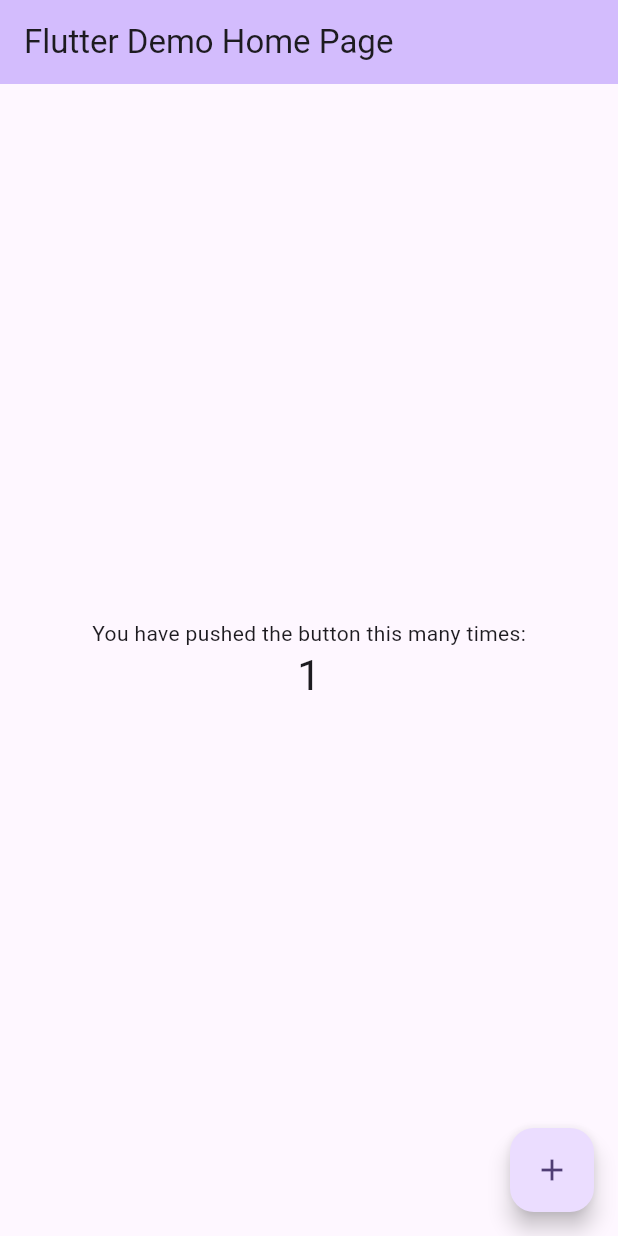
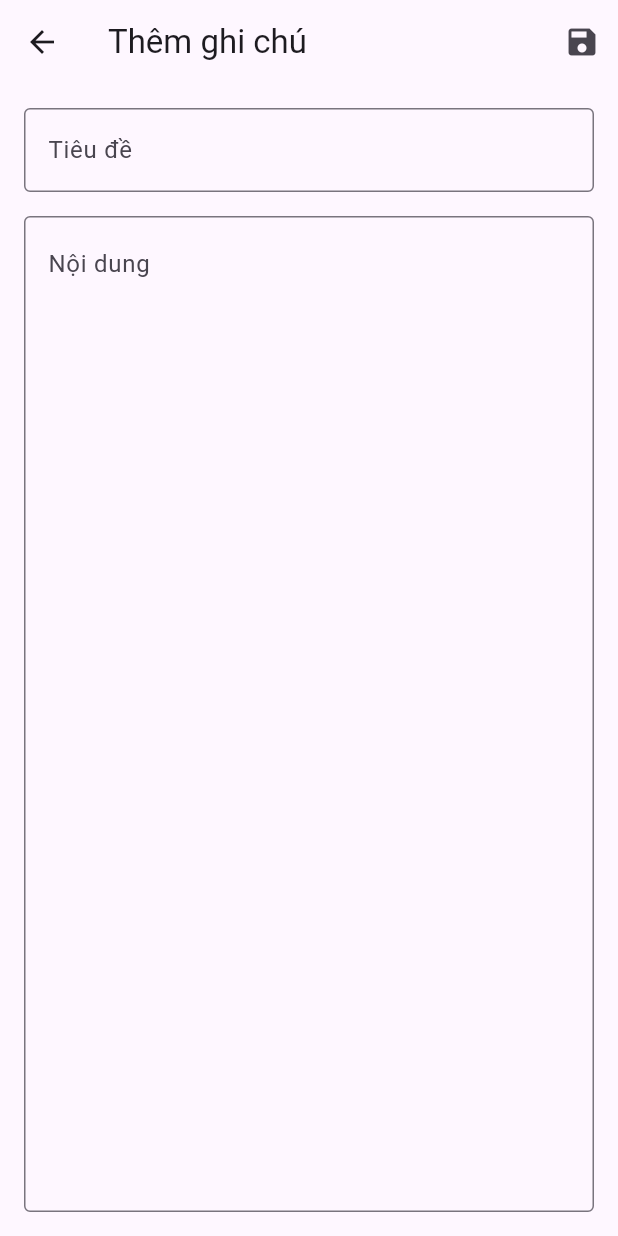
Before and after one commit to caoductam/Flutter_NoteApp, a Flutter app: the screen it shows after launch, after a tap on the "add" icon, on a phone screen of 412 x 824 dp. Run offline on Flutter 3.47's test engine with Material 3 defaults, Android fonts, the phone set to English and light mode, and no system bars.

Commit message:
Initial commit

```diff
--- a/note_app/lib/main.dart
+++ b/note_app/lib/main.dart
@@ -1,122 +1,24 @@
 import 'package:flutter/material.dart';
+import 'package:provider/provider.dart';
+import 'providers/note_provider.dart';
+import 'screens/notes_list_screen.dart';
 
 void main() {
   runApp(const MyApp());
 }
 
 class MyApp extends StatelessWidget {
-  const MyApp({super.key});
+  const MyApp({Key? key}) : super(key: key);
 
-  // This widget is the root of your application.
   @override
   Widget build(BuildContext context) {
-    return MaterialApp(
-      title: 'Flutter Demo',
-      theme: ThemeData(
-        // This is the theme of your application.
-        //
-        // TRY THIS: Try running your application with "flutter run". You'll see
-        // the application has a purple toolbar. Then, without quitting the app,
-        // try changing the seedColor in the colorScheme below to Colors.green
-        // and then invoke "hot reload" (save your changes or press the "hot
-        // reload" button in a Flutter-supported IDE, or press "r" if you used
-        // the command line to start the app).
-        //
-        // Notice that the counter didn't reset back to zero; the application
-        // state is not lost during the reload. To reset the state, use hot
-        // restart instead.
-        //
-        // This works for code too, not just values: Most code changes can be
-        // tested with just a hot reload.
-        colorScheme: ColorScheme.fromSeed(seedColor: Colors.deepPurple),
+    return ChangeNotifierProvider(
+      create: (context) => NoteProvider(),
+      child: MaterialApp(
+        title: 'Note App',
+        theme: ThemeData(primarySwatch: Colors.blue, useMaterial3: true),
+        home: const NotesListScreen(),
       ),
-      home: const MyHomePage(title: 'Flutter Demo Home Page'),
     );
   }
 }
-
-class MyHomePage extends StatefulWidget {
-  const MyHomePage({super.key, required this.title});
-
-  // This widget is the home page of your application. It is stateful, meaning
-  // that it has a State object (defined below) that contains fields that affect
-  // how it looks.
-
-  // This class is the configuration for the state. It holds the values (in this
-  // case the title) provided by the parent (in this case the App widget) and
-  // used by the build method of the State. Fields in a Widget subclass are
-  // always marked "final".
-
-  final String title;
-
-  @override
-  State<MyHomePage> createState() => _MyHomePageState();
-}
-
-class _MyHomePageState extends State<MyHomePage> {
-  int _counter = 0;
-
-  void _incrementCounter() {
-    setState(() {
-      // This call to setState tells the Flutter framework that something has
-      // changed in this State, which causes it to rerun the build method below
-      // so that the display can reflect the updated values. If we changed
-      // _counter without calling setState(), then the build method would not be
-      // called again, and so nothing would appear to happen.
-      _counter++;
-    });
-  }
-
-  @override
-  Widget build(BuildContext context) {
-    // This method is rerun every time setState is called, for instance as done
-    // by the _incrementCounter method above.
-    //
-    // The Flutter framework has been optimized to make rerunning build methods
-    // fast, so that you can just rebuild anything that needs updating rather
-    // than having to individually change instances of widgets.
-    return Scaffold(
-      appBar: AppBar(
-        // TRY THIS: Try changing the color here to a specific color (to
-        // Colors.amber, perhaps?) and trigger a hot reload to see the AppBar
-        // change color while the other colors stay the same.
-        backgroundColor: Theme.of(context).colorScheme.inversePrimary,
-        // Here we take the value from the MyHomePage object that was created by
-        // the App.build method, and use it to set our appbar title.
-        title: Text(widget.title),
-      ),
-      body: Center(
-        // Center is a layout widget. It takes a single child and positions it
-        // in the middle of the parent.
-        child: Column(
-          // Column is also a layout widget. It takes a list of children and
-          // arranges them vertically. By default, it sizes itself to fit its
-          // children horizontally, and tries to be as tall as its parent.
-          //
-          // Column has various properties to control how it sizes itself and
-          // how it positions its children. Here we use mainAxisAlignment to
-          // center the children vertically; the main axis here is the vertical
-          // axis because Columns are vertical (the cross axis would be
-          // horizontal).
-          //
-          // TRY THIS: Invoke "debug painting" (choose the "Toggle Debug Paint"
-          // action in the IDE, or press "p" in the console), to see the
-          // wireframe for each widget.
-          mainAxisAlignment: MainAxisAlignment.center,
-          children: <Widget>[
-            const Text('You have pushed the button this many times:'),
-            Text(
-              '$_counter',
-              style: Theme.of(context).textTheme.headlineMedium,
-            ),
-          ],
-        ),
-      ),
-      floatingActionButton: FloatingActionButton(
-        onPressed: _incrementCounter,
-        tooltip: 'Increment',
-        child: const Icon(Icons.add),
-      ), // This trailing comma makes auto-formatting nicer for build methods.
-    );
-  }
-}
--- /dev/null
+++ b/note_app/lib/screens/add_edit_note_screen.dart
@@ -0,0 +1,118 @@
+import 'package:flutter/material.dart';
+import 'package:provider/provider.dart';
+import '../providers/note_provider.dart';
+
+class AddEditNoteScreen extends StatefulWidget {
+  final String? noteId;
+
+  const AddEditNoteScreen({Key? key, this.noteId}) : super(key: key);
+
+  @override
+  State<AddEditNoteScreen> createState() => _AddEditNoteScreenState();
+}
+
+class _AddEditNoteScreenState extends State<AddEditNoteScreen> {
+  final _titleController = TextEditingController();
+  final _contentController = TextEditingController();
+  final _formKey = GlobalKey<FormState>();
+  bool _isInit = true;
+
+  @override
+  void didChangeDependencies() {
+    super.didChangeDependencies();
+    if (_isInit && widget.noteId != null) {
+      final note = Provider.of<NoteProvider>(
+        context,
+        listen: false,
+      ).getNoteById(widget.noteId!);
+      if (note != null) {
+        _titleController.text = note.title;
+        _contentController.text = note.content;
+      }
+    }
+    _isInit = false;
+  }
+
+  @override
+  void dispose() {
+    _titleController.dispose();
+    _contentController.dispose();
+    super.dispose();
+  }
+
+  void _saveNote() {
+    if (_formKey.currentState!.validate()) {
+      final provider = Provider.of<NoteProvider>(context, listen: false);
+
+      if (widget.noteId == null) {
+        // Thêm mới
+        provider.addNote(_titleController.text, _contentController.text);
+      } else {
+        // Cập nhật
+        provider.updateNote(
+          widget.noteId!,
+          _titleController.text,
+          _contentController.text,
+        );
+      }
+
+      Navigator.pop(context);
+    }
+  }
+
+  @override
+  Widget build(BuildContext context) {
+    return Scaffold(
+      appBar: AppBar(
+        title: Text(widget.noteId == null ? 'Thêm ghi chú' : 'Sửa ghi chú'),
+        actions: [
+          IconButton(icon: const Icon(Icons.save), onPressed: _saveNote),
+        ],
+      ),
+      body: Padding(
+        padding: const EdgeInsets.all(16.0),
+        child: Form(
+          key: _formKey,
+          child: Column(
+            children: [
+              TextFormField(
+                controller: _titleController,
+                decoration: const InputDecoration(
+                  labelText: 'Tiêu đề',
+                  border: OutlineInputBorder(),
+                ),
+                validator: (value) {
+                  if (value == null || value.trim().isEmpty) {
+                    return 'Vui lòng nhập tiêu đề';
+                  }
+                  return null;
+                },
+                textInputAction: TextInputAction.next,
+              ),
+              const SizedBox(height: 16),
+              Expanded(
+                child: TextFormField(
+                  controller: _contentController,
+                  decoration: const InputDecoration(
+                    labelText: 'Nội dung',
+                    border: OutlineInputBorder(),
+                    alignLabelWithHint: true,
+                  ),
+                  maxLines: null,
+                  expands: true,
+                  textAlignVertical: TextAlignVertical.top,
+                  validator: (value) {
+                    if (value == null || value.trim().isEmpty) {
+                      return 'Vui lòng nhập nội dung';
+                    }
+                    return null;
+                  },
+                ),
+              ),
+            ],
+          ),
+        ),
+      ),
+    );
+  }
+}
--- /dev/null
+++ b/note_app/lib/screens/notes_list_screen.dart
@@ -0,0 +1,125 @@
+import 'package:flutter/material.dart';
+import 'package:provider/provider.dart';
+import '../providers/note_provider.dart';
+import 'add_edit_note_screen.dart';
+
+class NotesListScreen extends StatelessWidget {
+  const NotesListScreen({Key? key}) : super(key: key);
+
+  @override
+  Widget build(BuildContext context) {
+    return Scaffold(
+      appBar: AppBar(title: const Text('Ghi chú của tôi'), elevation: 2),
+      body: Consumer<NoteProvider>(
+        builder: (context, noteProvider, child) {
+          if (noteProvider.notes.isEmpty) {
+            return const Center(
+              child: Column(
+                mainAxisAlignment: MainAxisAlignment.center,
+                children: [
+                  Icon(Icons.note_outlined, size: 80, color: Colors.grey),
+                  SizedBox(height: 16),
+                  Text(
+                    'Chưa có ghi chú nào',
+                    style: TextStyle(fontSize: 18, color: Colors.grey),
+                  ),
+                ],
+              ),
+            );
+          }
+
+          return ListView.builder(
+            itemCount: noteProvider.notes.length,
+            padding: const EdgeInsets.all(8),
+            itemBuilder: (context, index) {
+              final note = noteProvider.notes[index];
+              return Card(
+                elevation: 2,
+                margin: const EdgeInsets.symmetric(vertical: 4, horizontal: 8),
+                child: ListTile(
+                  title: Text(
+                    note.title,
+                    style: const TextStyle(fontWeight: FontWeight.bold),
+                    maxLines: 1,
+                    overflow: TextOverflow.ellipsis,
+                  ),
+                  subtitle: Column(
+                    crossAxisAlignment: CrossAxisAlignment.start,
+                    children: [
+                      const SizedBox(height: 4),
+                      Text(
+                        note.content,
+                        maxLines: 2,
+                        overflow: TextOverflow.ellipsis,
+                      ),
+                      const SizedBox(height: 4),
+                      Text(
+                        _formatDate(note.createdAt),
+                        style: TextStyle(fontSize: 12, color: Colors.grey[600]),
+                      ),
+                    ],
+                  ),
+                  trailing: IconButton(
+                    icon: const Icon(Icons.delete, color: Colors.red),
+                    onPressed: () {
+                      _showDeleteConfirmDialog(context, note.id, noteProvider);
+                    },
+                  ),
+                  onTap: () {
+                    Navigator.push(
+                      context,
+                      MaterialPageRoute(
+                        builder: (context) =>
+                            AddEditNoteScreen(noteId: note.id),
+                      ),
+                    );
+                  },
+                ),
+              );
+            },
+          );
+        },
+      ),
+      floatingActionButton: FloatingActionButton(
+        onPressed: () {
+          Navigator.push(
+            context,
+            MaterialPageRoute(builder: (context) => const AddEditNoteScreen()),
+          );
+        },
+        child: const Icon(Icons.add),
+      ),
+    );
+  }
+
+  String _formatDate(DateTime date) {
+    return '${date.day}/${date.month}/${date.year} ${date.hour}:${date.minute.toString().padLeft(2, '0')}';
+  }
+
+  void _showDeleteConfirmDialog(
+    BuildContext context,
+    String id,
+    NoteProvider provider,
+  ) {
+    showDialog(
+      context: context,
+      builder: (ctx) => AlertDialog(
+        title: const Text('Xác nhận xóa'),
+        content: const Text('Bạn có chắc muốn xóa ghi chú này?'),
+        actions: [
+          TextButton(
+            onPressed: () => Navigator.pop(ctx),
+            child: const Text('Hủy'),
+          ),
+          TextButton(
+            onPressed: () {
+              provider.deleteNote(id);
+              Navigator.pop(ctx);
+            },
+            child: const Text('Xóa', style: TextStyle(color: Colors.red)),
+          ),
+        ],
+      ),
+    );
+  }
+}
```
